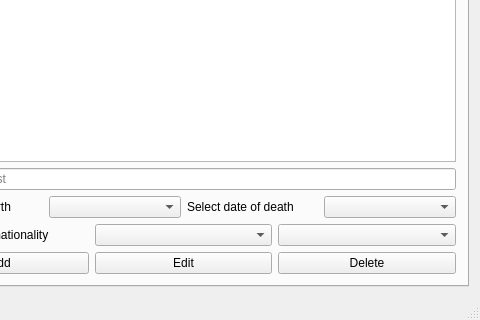
First picture: the form in mainwindow.ui, repository marin16/Skil3, before the edit; both pictures show x 113 to 593 and y 266 to 586 of the 593 by 586 pixel window.
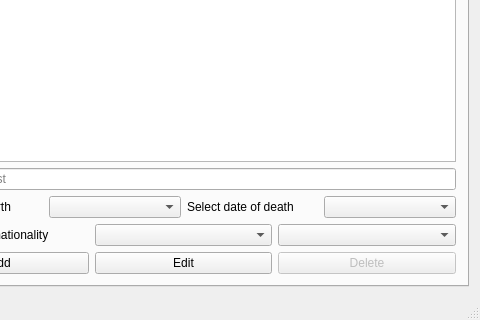
Second picture: the form after the edit.

Commit message: Made delete for scientists

```diff
--- a/mainwindow.ui
+++ b/mainwindow.ui
@@ -141,6 +141,9 @@
           </item>
           <item>
            <widget class="QPushButton" name="deleteScientist">
+            <property name="enabled">
+             <bool>false</bool>
+            </property>
             <property name="text">
              <string>Delete</string>
             </property>
```
Left out of the diff: 2 changed lines with no effect on the pictures. The commit also changes 2 other files.
